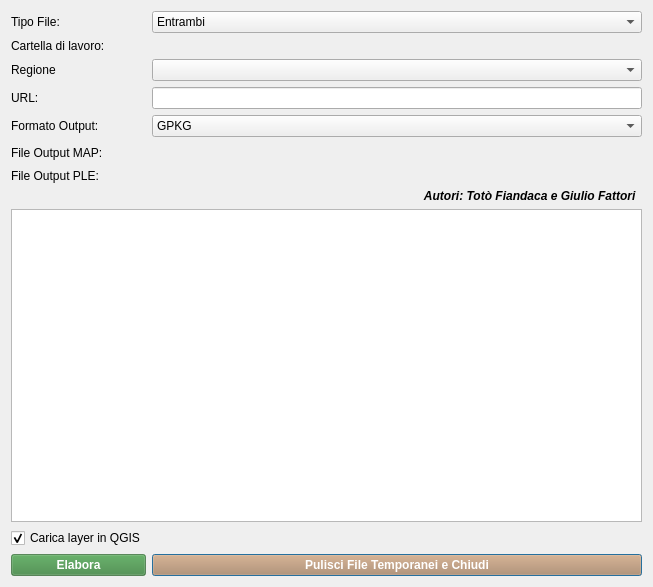
Above: catasto_gml_merger_dialog_base.ui from pigreco/CatastoIT_GML_Merger_Pro before the change. Below: the same form after it.
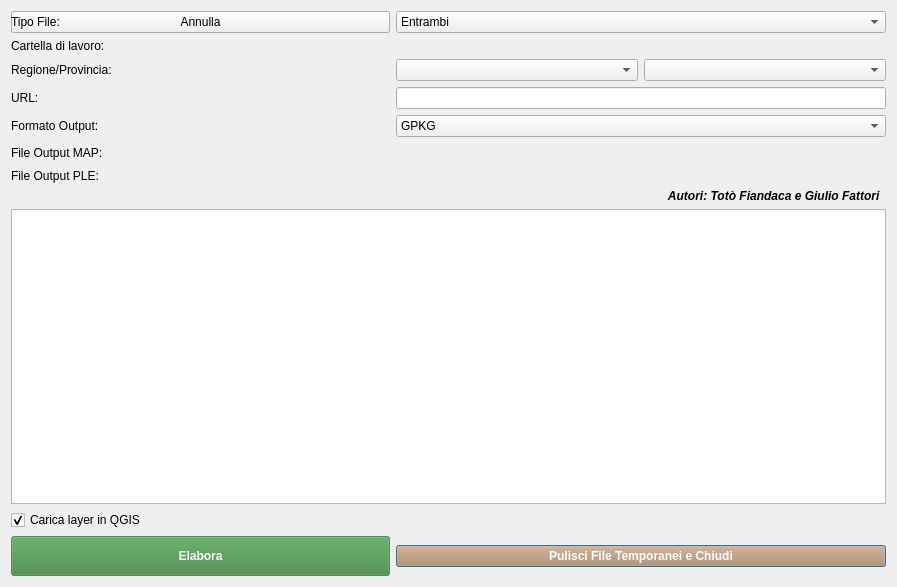
That is the form after the change. Icons and pictures are not drawn. Custom widgets are drawn as their Qt base class.

Commit message: Aggiunta la progress bar e il pulsante di annullamento, aggiornato il combobox delle province in base alla regione selezionata

What changed in the file:
```diff
--- a/catasto_gml_merger_dialog_base.ui
+++ b/catasto_gml_merger_dialog_base.ui
@@ -9,7 +9,7 @@
    <rect>
     <x>0</x>
     <y>0</y>
-    <width>633</width>
+    <width>897</width>
     <height>587</height>
    </rect>
   </property>
@@ -36,49 +36,6 @@
    <bool>false</bool>
   </property>
   <layout class="QGridLayout" name="gridLayout">
-   <item row="3" column="1">
-    <widget class="QLineEdit" name="le_url">
-     <property name="toolTip">
-      <string>URL del file ZIP</string>
-     </property>
-     <property name="readOnly">
-      <bool>true</bool>
-     </property>
-    </widget>
-   </item>
-   <item row="2" column="1">
-    <widget class="QComboBox" name="cb_region">
-     <property name="toolTip">
-      <string>Seleziona la regione da scaricare</string>
-     </property>
-     <property name="currentText">
-      <string/>
-     </property>
-     <property name="maxVisibleItems">
-      <number>20</number>
-     </property>
-    </widget>
-   </item>
-   <item row="6" column="0">
-    <widget class="QLabel" name="label_7">
-     <property name="text">
-      <string>File Output PLE:</string>
-     </property>
-    </widget>
-   </item>
-   <item row="8" column="0" colspan="2">
-    <widget class="QTextEdit" name="text_log">
-     <property name="toolTip">
-      <string>Area log - descrive i vari passaggi.</string>
-     </property>
-     <property name="statusTip">
-      <string>TEXT LOG</string>
-     </property>
-     <property name="readOnly">
-      <bool>true</bool>
-     </property>
-    </widget>
-   </item>
    <item row="1" column="0">
     <widget class="QLabel" name="label_2">
      <property name="text">
@@ -106,14 +63,30 @@
      </property>
     </widget>
    </item>
-   <item row="0" column="0">
-    <widget class="QLabel" name="label_1">
+   <item row="7" column="1">
+    <widget class="QgsFileWidget" name="le_ple_output">
+     <property name="toolTip">
+      <string>Clicca nei ... e seleziona cartella e definisci nome file</string>
+     </property>
+     <property name="whatsThis">
+      <string>Salva il file unito PLE</string>
+     </property>
+     <property name="filter">
+      <string/>
+     </property>
+     <property name="storageMode">
+      <enum>QgsFileWidget::SaveFile</enum>
+     </property>
+    </widget>
+   </item>
+   <item row="6" column="0">
+    <widget class="QLabel" name="label_6">
      <property name="text">
-      <string>Tipo File:</string>
+      <string>File Output MAP:</string>
      </property>
     </widget>
    </item>
-   <item row="10" column="1">
+   <item row="11" column="1">
     <widget class="QPushButton" name="btn_close">
      <property name="styleSheet">
       <string>background-color:rgb(185, 132, 88); color: white; font-weight: bold;</string>
@@ -127,7 +100,77 @@
      </property>
     </widget>
    </item>
-   <item row="5" column="1">
+   <item row="9" column="0" colspan="2">
+    <widget class="QTextEdit" name="text_log">
+     <property name="toolTip">
+      <string>Area log - descrive i vari passaggi.</string>
+     </property>
+     <property name="statusTip">
+      <string>TEXT LOG</string>
+     </property>
+     <property name="readOnly">
+      <bool>true</bool>
+     </property>
+    </widget>
+   </item>
+   <item row="10" column="0">
+    <widget class="QCheckBox" name="cb_load_layers">
+     <property name="toolTip">
+      <string>Se attivata carica i layer appena termina il download</string>
+     </property>
+     <property name="text">
+      <string>Carica layer in QGIS</string>
+     </property>
+     <property name="checked">
+      <bool>true</bool>
+     </property>
+    </widget>
+   </item>
+   <item row="13" column="0" colspan="2">
+    <layout class="QHBoxLayout" name="horizontalLayout_2"/>
+   </item>
+   <item row="2" column="0">
+    <widget class="QLabel" name="label_3">
+     <property name="text">
+      <string>Regione/Provincia:</string>
+     </property>
+    </widget>
+   </item>
+   <item row="2" column="1">
+    <layout class="QHBoxLayout" name="horizontalLayout_region_province">
+     <item>
+      <widget class="QComboBox" name="cb_region">
+       <property name="toolTip">
+        <string>Seleziona la regione da scaricare</string>
+       </property>
+       <property name="currentText">
+        <string/>
+       </property>
+       <property name="maxVisibleItems">
+        <number>20</number>
+       </property>
+      </widget>
+     </item>
+     <item>
+      <widget class="QComboBox" name="cb_province">
+       <property name="toolTip">
+        <string>Seleziona la provincia</string>
+       </property>
+       <property name="maxVisibleItems">
+        <number>20</number>
+       </property>
+      </widget>
+     </item>
+    </layout>
+   </item>
+   <item row="7" column="0">
+    <widget class="QLabel" name="label_7">
+     <property name="text">
+      <string>File Output PLE:</string>
+     </property>
+    </widget>
+   </item>
+   <item row="6" column="1">
     <widget class="QgsFileWidget" name="le_map_output">
      <property name="minimumSize">
       <size>
@@ -155,13 +198,13 @@
      </property>
     </widget>
    </item>
-   <item row="6" column="1">
-    <widget class="QgsFileWidget" name="le_ple_output">
-     <property name="toolTip">
-      <string>Clicca nei ... e seleziona cartella e definisci nome file</string>
+   <item row="0" column="0">
+    <widget class="QProgressBar" name="progressBar">
+     <property name="visible">
+      <bool>false</bool>
      </property>
-     <property name="whatsThis">
-      <string>Salva il file unito PLE</string>
+     <property name="value">
+      <number>0</number>
      </property>
      <property name="filter">
       <string/>
@@ -171,40 +214,62 @@
      </property>
     </widget>
    </item>
-   <item row="2" column="0">
-    <widget class="QLabel" name="label_3">
-     <property name="text">
-      <string>Regione</string>
+   <item row="5" column="1">
+    <widget class="QComboBox" name="cb_format">
+     <property name="toolTip">
+      <string>Seleziona il formato di output (Solo GeoPackage!)</string>
      </property>
+     <property name="editable">
+      <bool>false</bool>
+     </property>
+     <item>
+      <property name="text">
+       <string>GPKG</string>
+      </property>
+     </item>
     </widget>
    </item>
-   <item row="3" column="0">
-    <widget class="QLabel" name="label_4">
+   <item row="8" column="1">
+    <widget class="QLabel" name="label">
+     <property name="font">
+      <font>
+       <weight>75</weight>
+       <italic>true</italic>
+       <bold>true</bold>
+      </font>
+     </property>
      <property name="text">
-      <string>URL:</string>
+      <string>Autori: Totò Fiandaca e Giulio Fattori  </string>
      </property>
+     <property name="alignment">
+      <set>Qt::AlignRight|Qt::AlignTrailing|Qt::AlignVCenter</set>
+     </property>
     </widget>
    </item>
-   <item row="12" column="0" colspan="2">
-    <layout class="QHBoxLayout" name="horizontalLayout_2"/>
-   </item>
-   <item row="9" column="0">
-    <widget class="QCheckBox" name="cb_load_layers">
+   <item row="4" column="1">
+    <widget class="QLineEdit" name="le_url">
      <property name="toolTip">
       <string>Se attivata carica i layer appena termina il download</string>
      </property>
-     <property name="text">
-      <string>Carica layer in QGIS</string>
-     </property>
-     <property name="checked">
+     <property name="readOnly">
       <bool>true</bool>
      </property>
     </widget>
    </item>
+   <item row="0" column="0">
+    <widget class="QPushButton" name="btn_cancel">
+     <property name="visible">
+      <bool>false</bool>
+     </property>
+     <property name="text">
+      <string>Annulla</string>
+     </property>
+    </widget>
+   </item>
    <item row="5" column="0">
-    <widget class="QLabel" name="label_6">
+    <widget class="QLabel" name="label_5">
      <property name="text">
-      <string>File Output MAP:</string>
+      <string>Formato Output:</string>
      </property>
     </widget>
    </item>
@@ -236,8 +301,28 @@
      </item>
     </widget>
    </item>
-   <item row="10" column="0">
+   <item row="4" column="0">
+    <widget class="QLabel" name="label_4">
+     <property name="text">
+      <string>URL:</string>
+     </property>
+    </widget>
+   </item>
+   <item row="0" column="0">
+    <widget class="QLabel" name="label_1">
+     <property name="text">
+      <string>Tipo File:</string>
+     </property>
+    </widget>
+   </item>
+   <item row="11" column="0">
     <widget class="QPushButton" name="btn_process">
+     <property name="minimumSize">
+      <size>
+       <width>0</width>
+       <height>40</height>
+      </size>
+     </property>
      <property name="styleSheet">
       <string>background-color:rgba(61, 134, 64, 0.64); color: white; font-weight: bold;</string>
      </property>
@@ -250,52 +335,6 @@
      </property>
     </widget>
    </item>
-   <item row="4" column="1">
-    <widget class="QComboBox" name="cb_format">
-     <property name="toolTip">
-      <string>Seleziona il formato di output (shp taglia nomi attributo)</string>
-     </property>
-     <item>
-      <property name="text">
-       <string>GPKG</string>
-      </property>
-     </item>
-     <item>
-      <property name="text">
-       <string>geoJSON</string>
-      </property>
-     </item>
-     <item>
-      <property name="text">
-       <string>shp</string>
-      </property>
-     </item>
-    </widget>
-   </item>
-   <item row="4" column="0">
-    <widget class="QLabel" name="label_5">
-     <property name="text">
-      <string>Formato Output:</string>
-     </property>
-    </widget>
-   </item>
-   <item row="7" column="1">
-    <widget class="QLabel" name="label">
-     <property name="font">
-      <font>
-       <weight>75</weight>
-       <italic>true</italic>
-       <bold>true</bold>
-      </font>
-     </property>
-     <property name="text">
-      <string>Autori: Totò Fiandaca e Giulio Fattori  </string>
-     </property>
-     <property name="alignment">
-      <set>Qt::AlignRight|Qt::AlignTrailing|Qt::AlignVCenter</set>
-     </property>
-    </widget>
-   </item>
   </layout>
  </widget>
  <customwidgets>
```
Left out of the diff: 8 changed lines with no effect on the pictures. The commit also changes 3 other files.
